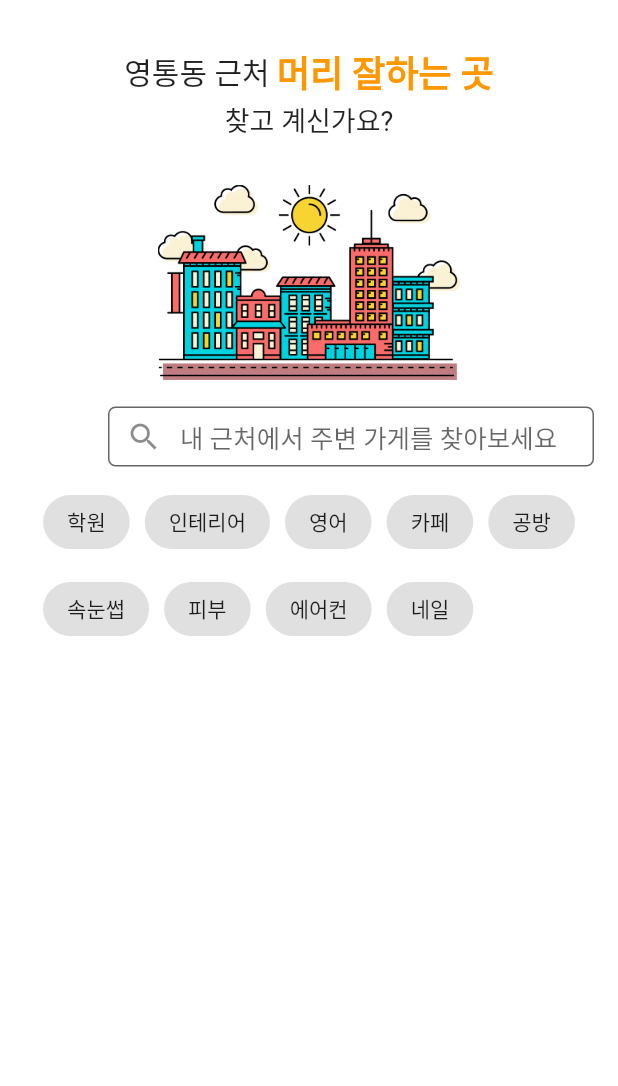
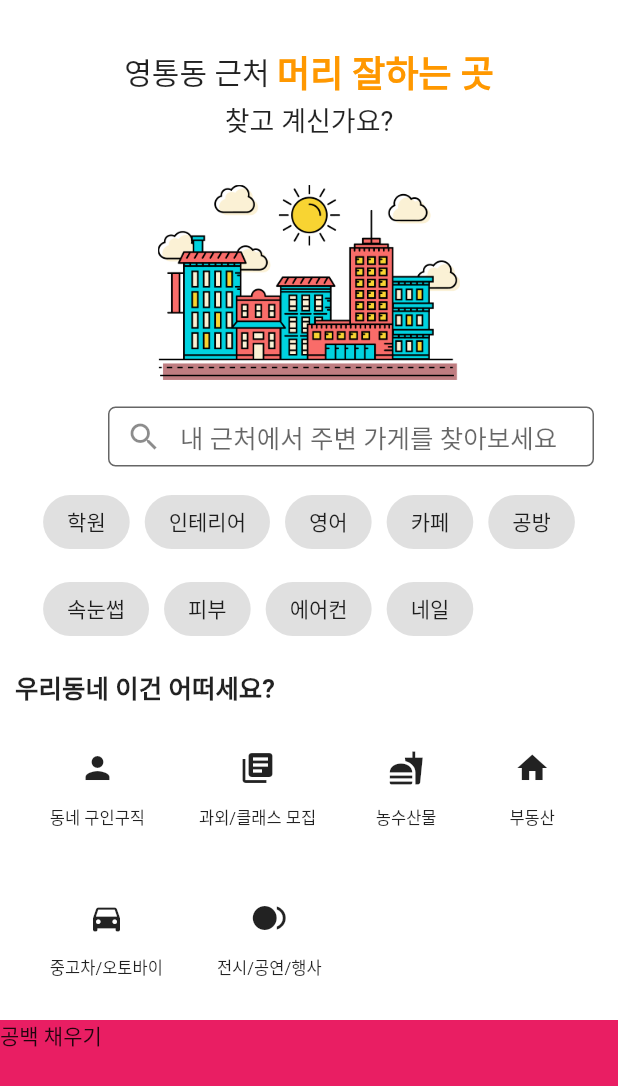
Before and after one commit to chb1828/-carrot-market-clone, a Flutter app: the NearBy screen opened directly, on a phone screen of 412 x 824 dp. Shown: the top 1086 px of the screen. Run offline on Flutter 3.47's test engine with Material 2 defaults, Android fonts, the light colour scheme and no system bars; our stand-ins replace animated_text_kit; Roboto replaces fonts that are missing (Horizon).

Commit message:
동네 카테고리 완성

```diff
--- a/lib/nearby/nearby.dart
+++ b/lib/nearby/nearby.dart
@@ -8,7 +8,6 @@ class NearBy extends StatefulWidget {
 }
 
 class _NearByState extends State<NearBy> {
-
   @override
   Widget build(BuildContext context) {
     return Scaffold(
@@ -33,14 +32,21 @@ class _NearByState extends State<NearBy> {
             ),
             SliverToBoxAdapter(
               child: Column(
-                children: [
-                  _CreateDynamicButton()
-                ],
+                children: [_CreateDynamicButton()],
+              ),
+            ),
+            SliverToBoxAdapter(
+              child: Column(
+                children: [_categorySection],
+              ),
+            ),
+            SliverToBoxAdapter(
+              child: Column(
+                children: [_blank],
               ),
             ),
           ],
-        )
-    );
+        ));
   }
 
   Widget _imageSection1 = Container(
@@ -59,13 +65,8 @@ class _NearByState extends State<NearBy> {
 
   Widget _searchSection = Container(
     height: 40.0,
-      child:
-          TextField(
-            style: TextStyle(
-                fontSize: 20.0,
-                height: 1.0,
-                color: Colors.white
-            ),
+    child: TextField(
+      style: TextStyle(fontSize: 20.0, height: 1.0, color: Colors.white),
       decoration: InputDecoration(
           filled: true,
           fillColor: Colors.white,
@@ -74,32 +75,152 @@ class _NearByState extends State<NearBy> {
           prefixIcon: Icon(Icons.search),
           contentPadding: const EdgeInsets.all(20.0),
           focusedBorder: OutlineInputBorder(
-                    borderSide: BorderSide(color: Colors.black45,style: BorderStyle.solid,width: 1)
-                ),
+              borderSide: BorderSide(
+                  color: Colors.black45, style: BorderStyle.solid, width: 1)),
           border: OutlineInputBorder(
-                    borderRadius: const BorderRadius.all(const Radius.circular(5.0))
-                )
-            ),
+              borderRadius:
+                  const BorderRadius.all(const Radius.circular(5.0)))),
     ),
   );
 
-  Widget _searchTagSection = Container(
-    child: Wrap(
+  Widget _categorySection = Container(
+    padding: EdgeInsets.all(10),
+    child: Column(
+      children: [
+        Row(
+          children: [
+            Text(
+              "우리동네 이건 어떠세요?",
+              style: TextStyle(fontWeight: FontWeight.bold, fontSize: 17.0),
+            )
+          ],
+        ),
+        Wrap(
           children: [
             Padding(
-          padding: EdgeInsets.all(3),
-          child: RaisedButton(
-            child: Text("하이"),
+              padding: EdgeInsets.all(18),
+              child: Column(
+                children: [
+                  IconButton(
+                    icon: Icon(Icons.person),
+                    tooltip: "hire me",
+                    onPressed: () => {},
+                  ),
+                  Text(
+                    "동네 구인구직",
+                    style: TextStyle(fontSize: 11),
+                  )
+                ],
+              ),
+            ),
+            Padding(
+              padding: EdgeInsets.all(18),
+              child: Column(
+                children: [
+                  IconButton(
+                    icon: Icon(Icons.library_books),
+                    tooltip: "hire me",
+                    onPressed: () => {},
+                  ),
+                  Text(
+                    "과외/클래스 모집",
+                    style: TextStyle(fontSize: 11),
+                  )
+                ],
+              ),
+            ),
+            Padding(
+              padding: EdgeInsets.all(18),
+              child: Column(
+                children: [
+                  IconButton(
+                    icon: Icon(Icons.fastfood),
+                    tooltip: "hire me",
+                    onPressed: () => {},
+                  ),
+                  Text(
+                    "농수산물",
+                    style: TextStyle(fontSize: 11),
+                  )
+                ],
+              ),
+            ),
+            Padding(
+              padding: EdgeInsets.all(18),
+              child: Column(
+                children: [
+                  IconButton(
+                    icon: Icon(Icons.home),
+                    tooltip: "hire me",
+                    onPressed: () => {},
+                  ),
+                  Text(
+                    "부동산",
+                    style: TextStyle(fontSize: 11),
+                  )
+                ],
+              ),
+            ),
+            Padding(
+              padding: EdgeInsets.all(18),
+              child: Column(
+                children: [
+                  IconButton(
+                    icon: Icon(Icons.directions_car),
+                    tooltip: "hire me",
+                    onPressed: () => {},
+                  ),
+                  Text(
+                    "중고차/오토바이",
+                    style: TextStyle(fontSize: 11),
+                  )
+                ],
+              ),
+            ),
+            Padding(
+              padding: EdgeInsets.all(18),
+              child: Column(
+                children: [
+                  IconButton(
+                    icon: Icon(Icons.fiber_smart_record),
+                    tooltip: "hire me",
+                    onPressed: () => {},
+                  ),
+                  Text(
+                    "전시/공연/행사",
+                    style: TextStyle(fontSize: 11),
+                  )
+                ],
               ),
             ),
           ],
         )
+      ],
+    ),
+  );
+
+  Widget _blank = Container(
+    color: Colors.pink,
+    width: 500,
+    height: 600,
+    child: Text("공백 채우기"),
   );
 }
 
-class _CreateDynamicButton extends StatelessWidget{
+class _CreateDynamicButton extends StatelessWidget {
   //더미 데이터
-  final List<String> buttons = ["학원","인테리어","영어","카페","공방","속눈썹","피부","에어컨","네일"];
+  final List<String> buttons = [
+    "학원",
+    "인테리어",
+    "영어",
+    "카페",
+    "공방",
+    "속눈썹",
+    "피부",
+    "에어컨",
+    "네일"
+  ];
+
   @override
   Widget build(BuildContext context) {
     return Container(
@@ -112,14 +233,12 @@ class _CreateDynamicButton extends StatelessWidget{
               child: FlatButton(
                 color: Colors.black12,
                 child: Text(button),
-                shape: RoundedRectangleBorder(borderRadius: new BorderRadius.circular(30.0)),
+                shape: RoundedRectangleBorder(
+                    borderRadius: new BorderRadius.circular(30.0)),
                 onPressed: () => {},
               ),
-            )
-          );
-        }).toList()
-      ),
+            ));
+      }).toList()),
     );
   }
-
 }
```
Lines whose indentation alone changed are shown as unchanged.
